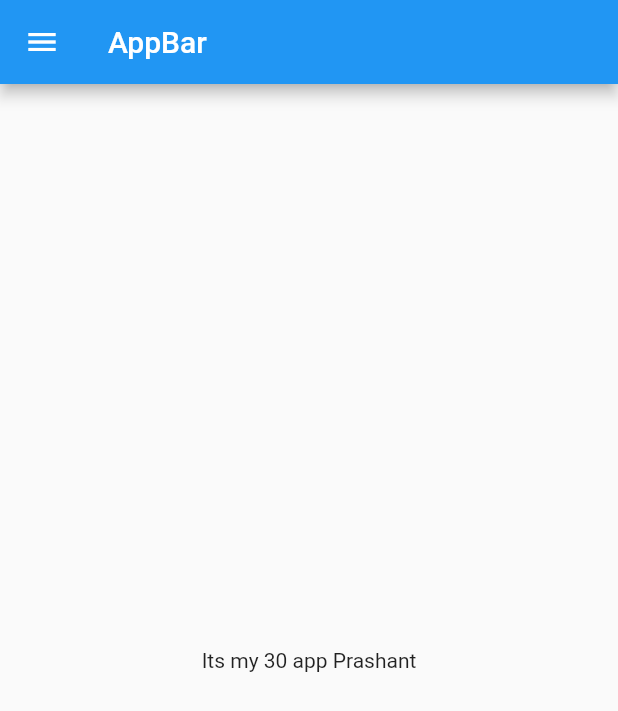
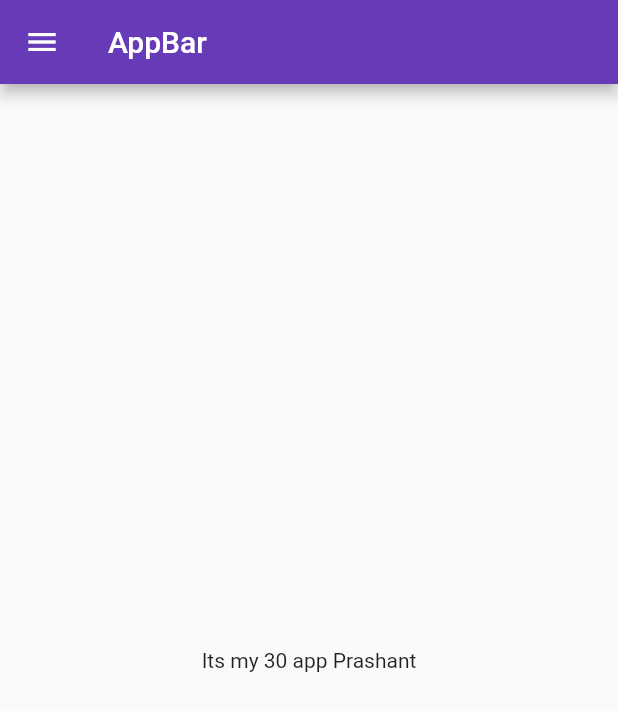
Before and after one commit to PrashantPanchal20/Flutter, a Flutter app: the screen it shows after launch, on a phone screen of 412 x 824 dp. Shown: the top 711 px of the screen. Run offline on Flutter 3.47's test engine with Material 2 defaults, Android fonts, the phone set to English and light mode, and no system bars.

Commit message:
Day3 Completed

```diff
--- a/lib/main.dart
+++ b/lib/main.dart
@@ -1,17 +1,24 @@
 import 'package:flutter/material.dart';
 import 'package:my_app/home_page.dart';
+import 'package:my_app/login_page.dart';
 
 void main(List<String> args) {
-  runApp(MaterialApp(
-   home: MyApp()
-   )
-   );
+  runApp(MyApp());
 }
 
 class MyApp extends StatelessWidget {
 
   @override
   Widget build(BuildContext context) {
-    return HomePage();
+    return MaterialApp(
+
+      themeMode: (ThemeMode.light),
+      theme: ThemeData(primarySwatch: Colors.deepPurple),
+      initialRoute: "/home",
+      routes: {
+        "/": (context) => HomePage(),
+        "/login": (context) => LoginPage()
+      },
+    );
   }
 }
```
Also changed, not shown: lib/login_page.dart (added, +17 -0 lines).
